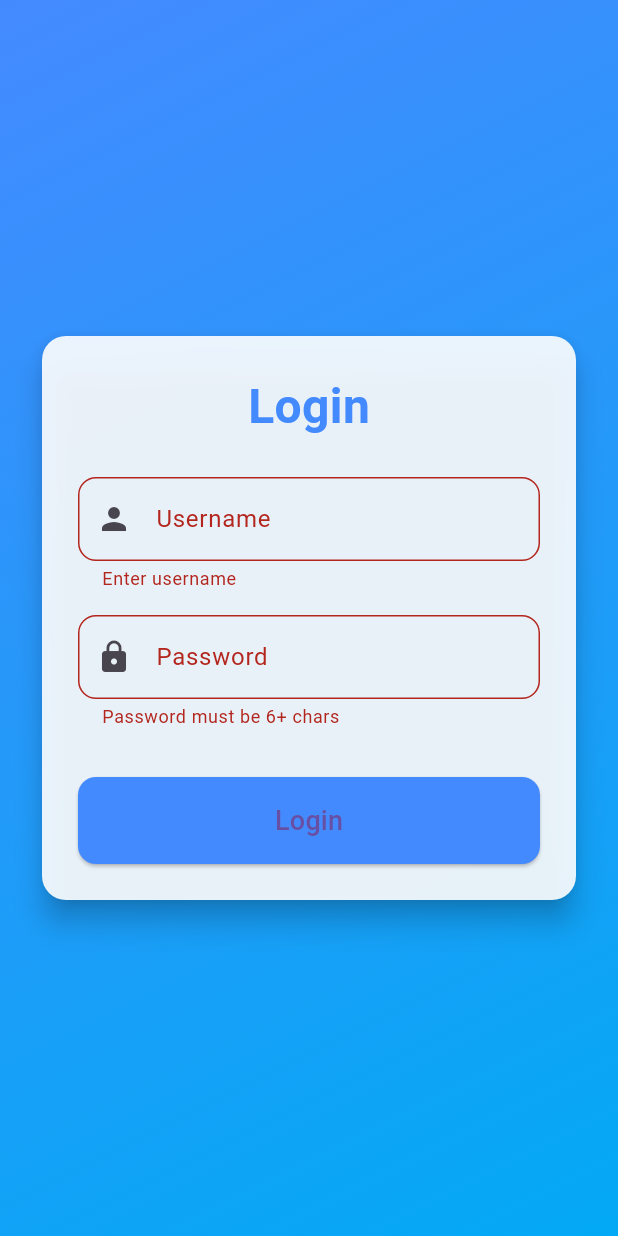
After one commit to dollaransh17/Color_guessing, a Flutter app: the LoginPage screen opened directly, after a tap on "Login", on a phone screen of 412 x 824 dp. The commit adds this screen. Run offline on Flutter 3.47's test engine with Material 3 defaults, Android fonts, the light colour scheme and no system bars.

Commit message:
Login page and widgets, drawer and all

```diff
--- /dev/null
+++ b/lib/login.dart
@@ -0,0 +1,132 @@
+import 'package:flutter/material.dart';
+import 'main.dart'; // Import your main home page
+
+class LoginPage extends StatefulWidget {
+  const LoginPage({Key? key}) : super(key: key);
+
+  @override
+  _LoginPageState createState() => _LoginPageState();
+}
+
+class _LoginPageState extends State<LoginPage> {
+  final _formKey = GlobalKey<FormState>();
+  String username = '';
+  String password = '';
+
+  void _tryLogin() {
+    if (_formKey.currentState!.validate()) {
+      Navigator.pushReplacement(
+        context,
+        MaterialPageRoute(
+          builder: (context) => const MyHomePage(title: 'Color Guessing Game'),
+        ),
+      );
+    }
+  }
+
+  @override
+  Widget build(BuildContext context) {
+    return Scaffold(
+      // Remove default appBar for cleaner look
+      body: Container(
+        decoration: const BoxDecoration(
+          gradient: LinearGradient(
+            colors: [Colors.blueAccent, Colors.lightBlue],
+            begin: Alignment.topLeft,
+            end: Alignment.bottomRight,
+          ),
+        ),
+        padding: const EdgeInsets.all(24.0),
+        child: Center(
+          child: SingleChildScrollView(
+            child: Card(
+              elevation: 8,
+              shape: RoundedRectangleBorder(
+                borderRadius: BorderRadius.circular(16),
+              ),
+              color: Colors.white.withOpacity(0.9),
+              child: Padding(
+                padding: const EdgeInsets.all(24.0),
+                child: Form(
+                  key: _formKey,
+                  child: Column(
+                    mainAxisSize: MainAxisSize.min,
+                    children: [
+                      const Text(
+                        'Login',
+                        style: TextStyle(
+                          fontSize: 32,
+                          fontWeight: FontWeight.bold,
+                          color: Colors.blueAccent,
+                        ),
+                      ),
+                      const SizedBox(height: 24),
+                      TextFormField(
+                        decoration: InputDecoration(
+                          labelText: 'Username',
+                          prefixIcon: const Icon(Icons.person),
+                          border: OutlineInputBorder(
+                            borderRadius: BorderRadius.circular(12),
+                          ),
+                          focusedBorder: OutlineInputBorder(
+                            borderSide: const BorderSide(
+                              color: Colors.blueAccent,
+                            ),
+                            borderRadius: BorderRadius.circular(12),
+                          ),
+                        ),
+                        validator: (val) => val != null && val.isNotEmpty
+                            ? null
+                            : 'Enter username',
+                        onChanged: (val) => username = val,
+                      ),
+                      const SizedBox(height: 16),
+                      TextFormField(
+                        decoration: InputDecoration(
+                          labelText: 'Password',
+                          prefixIcon: const Icon(Icons.lock),
+                          border: OutlineInputBorder(
+                            borderRadius: BorderRadius.circular(12),
+                          ),
+                          focusedBorder: OutlineInputBorder(
+                            borderSide: const BorderSide(
+                              color: Colors.blueAccent,
+                            ),
+                            borderRadius: BorderRadius.circular(12),
+                          ),
+                        ),
+                        obscureText: true,
+                        validator: (val) => val != null && val.length >= 6
+                            ? null
+                            : 'Password must be 6+ chars',
+                        onChanged: (val) => password = val,
+                      ),
+                      const SizedBox(height: 32),
+                      SizedBox(
+                        width: double.infinity,
+                        child: ElevatedButton(
+                          onPressed: _tryLogin,
+                          style: ElevatedButton.styleFrom(
+                            backgroundColor: Colors.blueAccent,
+                            padding: const EdgeInsets.symmetric(vertical: 16),
+                            shape: RoundedRectangleBorder(
+                              borderRadius: BorderRadius.circular(12),
+                            ),
+                          ),
+                          child: const Text(
+                            'Login',
+                            style: TextStyle(fontSize: 18),
+                          ),
+                        ),
+                      ),
+                    ],
+                  ),
+                ),
+              ),
+            ),
+          ),
+        ),
+      ),
+    );
+  }
+}
```
Also changed, not shown: lib/main.dart (+114 -25 lines), lib/result.dart (+5 -17 lines), lib/signup.dart (added, +54 -0 lines).
